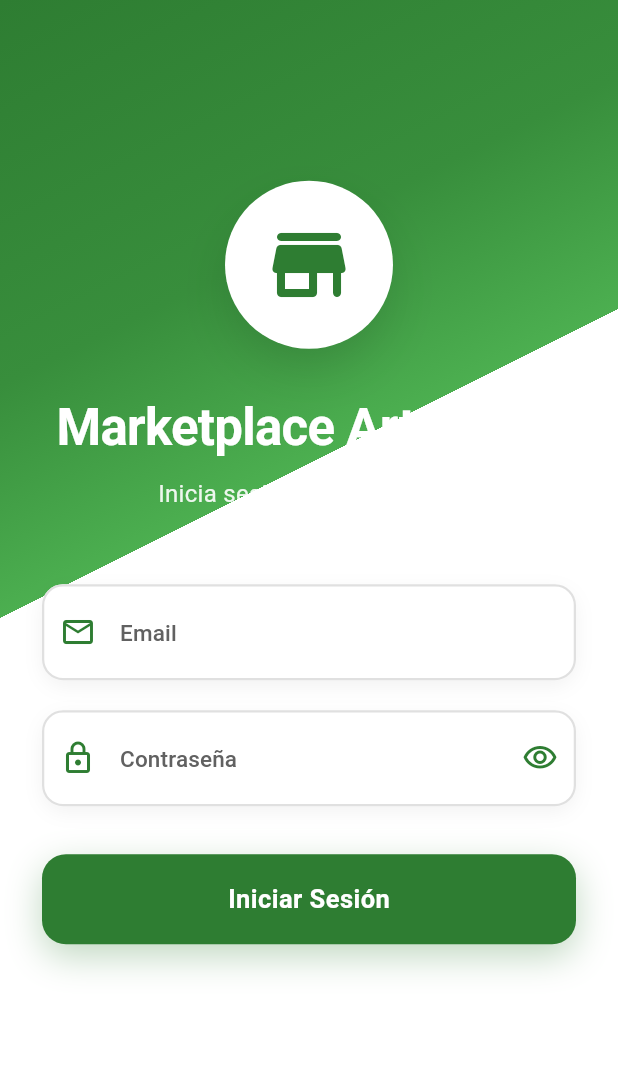
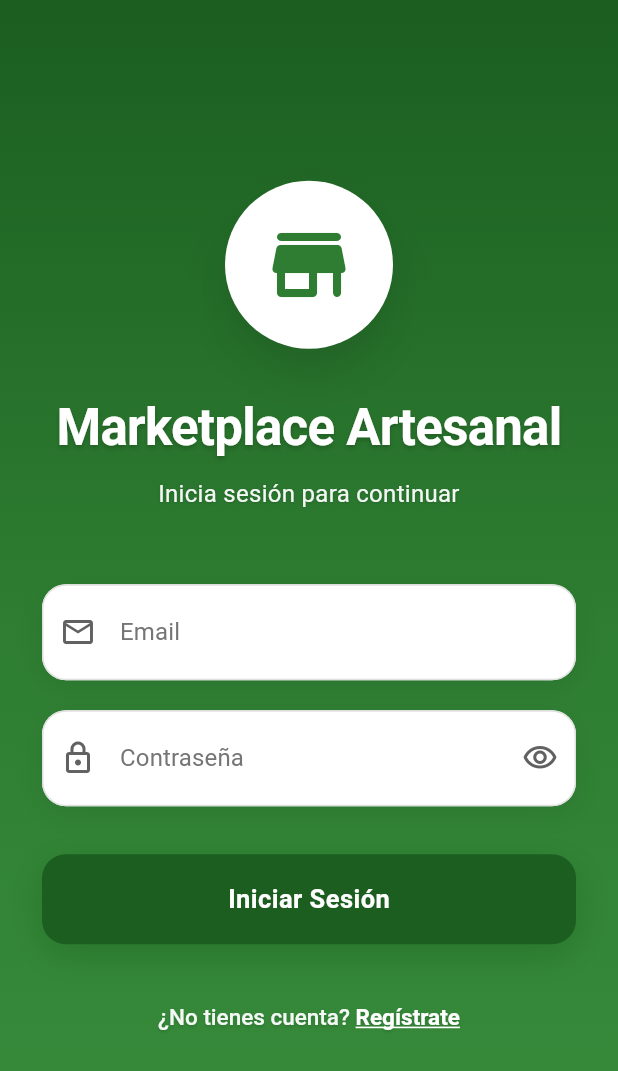
Before and after one commit to Daer-0601/Marketplace, a Flutter app: the screen it shows after launch, on a phone screen of 412 x 824 dp. Shown: the top 1071 px of the screen. Run offline on Flutter 3.47's test engine with Material 3 defaults, Android fonts, the phone set to English and light mode, and no system bars; our stand-ins replace image_picker, supabase_flutter; accounts and stored records are empty.

Commit message:
FinalHost1.5

```diff
--- a/lib/screens/auth/login_screen.dart
+++ b/lib/screens/auth/login_screen.dart
@@ -64,15 +64,14 @@ class _LoginScreenState extends State<LoginScreen> {
       body: Container(
         decoration: BoxDecoration(
           gradient: LinearGradient(
-            begin: Alignment.topLeft,
-            end: Alignment.bottomRight,
+            begin: Alignment.topCenter,
+            end: Alignment.bottomCenter,
             colors: [
+              const Color(0xFF1B5E20), // Verde más oscuro y elegante
               const Color(0xFF2E7D32),
               const Color(0xFF388E3C),
-              const Color(0xFF4CAF50),
-              Colors.white,
             ],
-            stops: const [0.0, 0.25, 0.4, 0.4],
+            stops: const [0.0, 0.5, 1.0],
           ),
         ),
         child: SafeArea(
@@ -134,7 +133,7 @@ class _LoginScreenState extends State<LoginScreen> {
                       },
                       child: Column(
                         children: [
-                          const Text(
+                          Text(
                             'Marketplace Artesanal',
                             style: TextStyle(
                               fontSize: 34,
@@ -142,6 +141,13 @@ class _LoginScreenState extends State<LoginScreen> {
                               color: Colors.white,
                               letterSpacing: -0.5,
                               height: 1.2,
+                              shadows: [
+                                Shadow(
+                                  color: Colors.black.withOpacity(0.2),
+                                  offset: const Offset(0, 2),
+                                  blurRadius: 4,
+                                ),
+                              ],
                             ),
                             textAlign: TextAlign.center,
                           ),
@@ -150,9 +156,16 @@ class _LoginScreenState extends State<LoginScreen> {
                             'Inicia sesión para continuar',
                             style: TextStyle(
                               fontSize: 16,
-                              color: Colors.white.withOpacity(0.9),
+                              color: Colors.white.withOpacity(0.95),
                               fontWeight: FontWeight.w400,
                               letterSpacing: 0.2,
+                              shadows: [
+                                Shadow(
+                                  color: Colors.black.withOpacity(0.15),
+                                  offset: const Offset(0, 1),
+                                  blurRadius: 2,
+                                ),
+                              ],
                             ),
                             textAlign: TextAlign.center,
                           ),
@@ -183,9 +196,9 @@ class _LoginScreenState extends State<LoginScreen> {
                               borderRadius: BorderRadius.circular(16),
                               boxShadow: [
                                 BoxShadow(
-                                  color: Colors.black.withOpacity(0.05),
-                                  blurRadius: 10,
-                                  offset: const Offset(0, 4),
+                                  color: Colors.black.withOpacity(0.08),
+                                  blurRadius: 15,
+                                  offset: const Offset(0, 5),
                                 ),
                               ],
                             ),
@@ -195,18 +208,40 @@ class _LoginScreenState extends State<LoginScreen> {
                               style: const TextStyle(
                                 fontSize: 16,
                                 fontWeight: FontWeight.w500,
+                                color: Color(0xFF1B1B1B),
                               ),
                               decoration: InputDecoration(
                                 labelText: 'Email',
-                                prefixIcon: const Icon(
+                                labelStyle: TextStyle(
+                                  color: Colors.grey[600],
+                                  fontWeight: FontWeight.w400,
+                                ),
+                                prefixIcon: Icon(
                                   Icons.email_outlined,
-                                  color: Color(0xFF2E7D32),
+                                  color: Colors.grey[700],
                                 ),
                                 filled: true,
                                 fillColor: Colors.white,
                                 border: OutlineInputBorder(
                                   borderRadius: BorderRadius.circular(16),
-                                  borderSide: BorderSide.none,
+                                  borderSide: BorderSide(
+                                    color: Colors.grey[300]!,
+                                    width: 1,
+                                  ),
+                                ),
+                                enabledBorder: OutlineInputBorder(
+                                  borderRadius: BorderRadius.circular(16),
+                                  borderSide: BorderSide(
+                                    color: Colors.grey[300]!,
+                                    width: 1,
+                                  ),
+                                ),
+                                focusedBorder: OutlineInputBorder(
+                                  borderRadius: BorderRadius.circular(16),
+                                  borderSide: const BorderSide(
+                                    color: Color(0xFF2E7D32),
+                                    width: 2,
+                                  ),
                                 ),
                                 contentPadding: const EdgeInsets.symmetric(
                                   horizontal: 20,
@@ -231,9 +266,9 @@ class _LoginScreenState extends State<LoginScreen> {
                               borderRadius: BorderRadius.circular(16),
                               boxShadow: [
                                 BoxShadow(
-                                  color: Colors.black.withOpacity(0.05),
-                                  blurRadius: 10,
-                                  offset: const Offset(0, 4),
+                                  color: Colors.black.withOpacity(0.08),
+                                  blurRadius: 15,
+                                  offset: const Offset(0, 5),
                                 ),
                               ],
                             ),
@@ -243,19 +278,24 @@ class _LoginScreenState extends State<LoginScreen> {
                               style: const TextStyle(
                                 fontSize: 16,
                                 fontWeight: FontWeight.w500,
+                                color: Color(0xFF1B1B1B),
                               ),
                               decoration: InputDecoration(
                                 labelText: 'Contraseña',
-                                prefixIcon: const Icon(
+                                labelStyle: TextStyle(
+                                  color: Colors.grey[600],
+                                  fontWeight: FontWeight.w400,
+                                ),
+                                prefixIcon: Icon(
                                   Icons.lock_outlined,
-                                  color: Color(0xFF2E7D32),
+                                  color: Colors.grey[700],
                                 ),
                                 suffixIcon: IconButton(
                                   icon: Icon(
                                     _obscurePassword
                                         ? Icons.visibility_outlined
                                         : Icons.visibility_off_outlined,
-                                    color: const Color(0xFF2E7D32),
+                                    color: Colors.grey[700],
                                   ),
                                   onPressed: () {
                                     setState(() {
@@ -267,7 +307,24 @@ class _LoginScreenState extends State<LoginScreen> {
                                 fillColor: Colors.white,
                                 border: OutlineInputBorder(
                                   borderRadius: BorderRadius.circular(16),
-                                  borderSide: BorderSide.none,
+                                  borderSide: BorderSide(
+                                    color: Colors.grey[300]!,
+                                    width: 1,
+                                  ),
+                                ),
+                                enabledBorder: OutlineInputBorder(
+                                  borderRadius: BorderRadius.circular(16),
+                                  borderSide: BorderSide(
+                                    color: Colors.grey[300]!,
+                                    width: 1,
+                                  ),
+                                ),
+                                focusedBorder: OutlineInputBorder(
+                                  borderRadius: BorderRadius.circular(16),
+                                  borderSide: const BorderSide(
+                                    color: Color(0xFF2E7D32),
+                                    width: 2,
+                                  ),
                                 ),
                                 contentPadding: const EdgeInsets.symmetric(
                                   horizontal: 20,
@@ -292,7 +349,7 @@ class _LoginScreenState extends State<LoginScreen> {
                               borderRadius: BorderRadius.circular(16),
                               boxShadow: [
                                 BoxShadow(
-                                  color: const Color(0xFF2E7D32).withOpacity(0.3),
+                                  color: const Color(0xFF1B5E20).withOpacity(0.4),
                                   blurRadius: 20,
                                   offset: const Offset(0, 8),
                                 ),
@@ -302,7 +359,7 @@ class _LoginScreenState extends State<LoginScreen> {
                               onPressed: authProvider.isLoading ? null : _handleLogin,
                               style: ElevatedButton.styleFrom(
                                 padding: const EdgeInsets.symmetric(vertical: 20),
-                                backgroundColor: const Color(0xFF2E7D32),
+                                backgroundColor: const Color(0xFF1B5E20),
                                 foregroundColor: Colors.white,
                                 elevation: 0,
                                 shape: RoundedRectangleBorder(
@@ -353,8 +410,15 @@ class _LoginScreenState extends State<LoginScreen> {
                               text: TextSpan(
                                 style: TextStyle(
                                   fontSize: 15,
-                                  color: Colors.white.withOpacity(0.9),
+                                  color: Colors.white.withOpacity(0.95),
                                   fontWeight: FontWeight.w500,
+                                  shadows: [
+                                    Shadow(
+                                      color: Colors.black.withOpacity(0.15),
+                                      offset: const Offset(0, 1),
+                                      blurRadius: 2,
+                                    ),
+                                  ],
                                 ),
                                 children: const [
                                   TextSpan(text: '¿No tienes cuenta? '),
@@ -364,6 +428,7 @@ class _LoginScreenState extends State<LoginScreen> {
                                       color: Colors.white,
                                       fontWeight: FontWeight.w700,
                                       decoration: TextDecoration.underline,
+                                      decorationThickness: 1.5,
                                     ),
                                   ),
                                 ],
```
Also changed, not shown: pubspec.lock.
